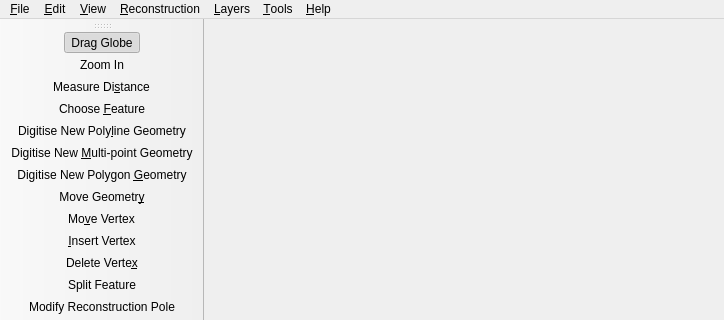
Qt form src/qt-widgets/ViewportWindowUi.ui (GPlates/GPlates) before a commit; both pictures show x 0 to 724 and y 0 to 320 of the 724 by 700 pixel window.
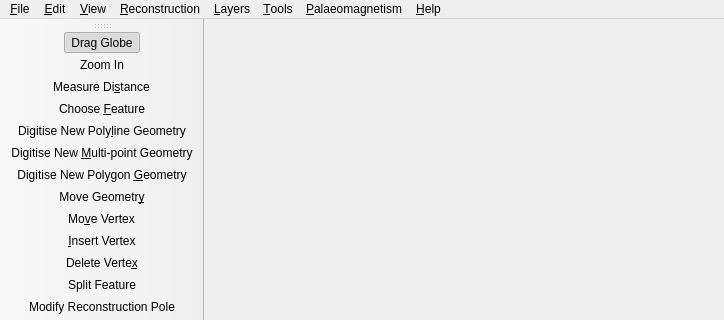
The same form after that commit. Icons and pictures are not drawn.

The edit to the form file:
```diff
--- a/src/qt-widgets/ViewportWindowUi.ui
+++ b/src/qt-widgets/ViewportWindowUi.ui
@@ -38,7 +38,7 @@
      <x>0</x>
      <y>0</y>
      <width>724</width>
-     <height>26</height>
+     <height>21</height>
     </rect>
    </property>
    <widget class="QMenu" name="menu_Help" >
@@ -189,12 +189,21 @@
      <string>&amp;Tools</string>
     </property>
    </widget>
+   <widget class="QMenu" name="menu_Paleomagnetism" >
+    <property name="title" >
+     <string>&amp;Palaeomagnetism</string>
+    </property>
+    <addaction name="action_Create_VGP" />
+    <addaction name="action_Calculate_Reconstruction_Pole" />
+    <addaction name="action_Set_VGP_Visibility" />
+   </widget>
    <addaction name="menu_File" />
    <addaction name="menu_Edit" />
    <addaction name="menu_View" />
    <addaction name="menu_Reconstruction" />
    <addaction name="menu_Layers" />
    <addaction name="menu_Tools" />
+   <addaction name="menu_Paleomagnetism" />
    <addaction name="menu_Help" />
   </widget>
   <widget class="QStatusBar" name="statusbar" >
```
Left out of the diff: 268 changed lines with no effect on the pictures.
